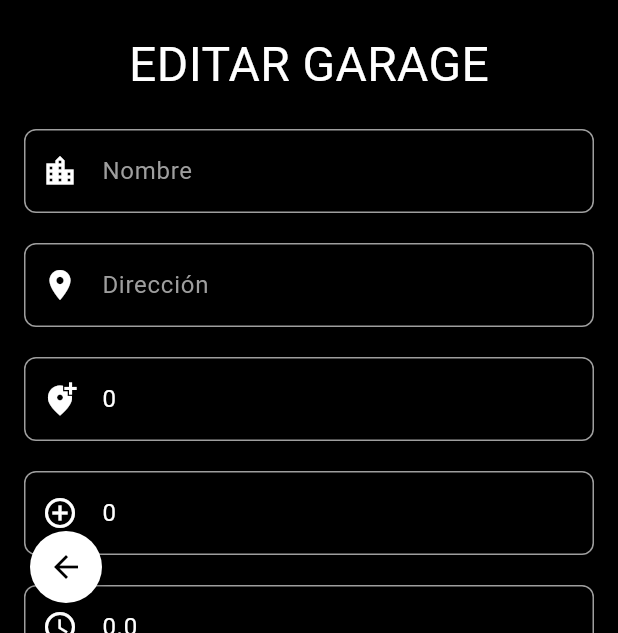
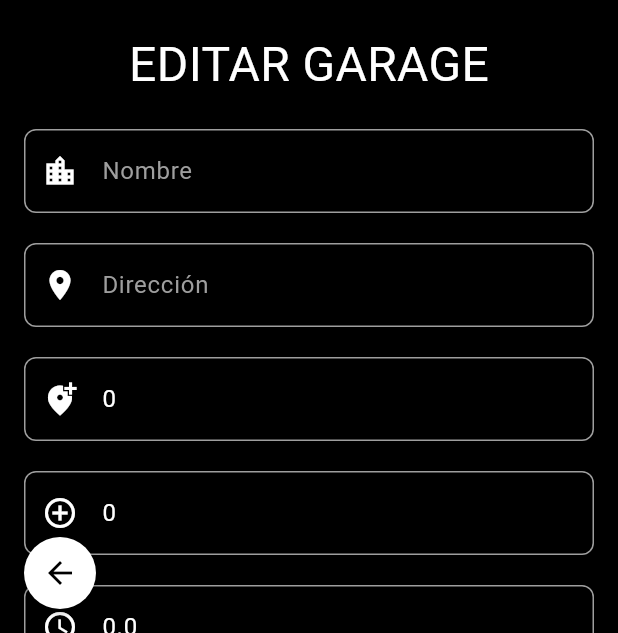
Before and after one commit to nitoxxic/e-garage-proveedor, a Flutter app: the EditarGarage screen opened directly with empty values, on a phone screen of 412 x 824 dp, the part 603-1236 px from its top. Run offline on Flutter 3.47's test engine with Material 3 defaults, Android fonts, the phone set to English and light mode, and no system bars; our stand-ins replace bloc, cloud_firestore, equatable, firebase_auth, firebase_core, firebase_messaging and 9 more; accounts and stored records are empty.

Commit message:
Arreglo ruteo

```diff
--- a/lib/core/router/app_router.dart
+++ b/lib/core/router/app_router.dart
@@ -4,6 +4,7 @@ import 'package:e_garage_proveedor/Test/RegistrarPagoEfectivo.dart';
 import 'package:e_garage_proveedor/core/Entities/Garage.dart';
 import 'package:e_garage_proveedor/screens/comentariosGarage.dart';
 import 'package:e_garage_proveedor/screens/recuperacionPassword.dart';
+import 'package:e_garage_proveedor/widgetsPersonalizados/agregarGarage.dart';
 import 'package:e_garage_proveedor/widgetsPersonalizados/detalleGarage.dart';
 import 'package:go_router/go_router.dart';
 import 'package:e_garage_proveedor/screens/EditarDatosAdmin.dart';
@@ -88,5 +89,10 @@ final GoRouter appRouter = GoRouter(
       builder: (context, state) => PasswordResetPage(),
       name: 'PasswordResetPage',
     ),
+    GoRoute(
+      path: '/agregar-garage',
+      builder: (context, state) => const AgregarGarage(),
+      name: 'AgregarGarage',
+    ),
   ],
 );
--- a/lib/screens/editarGarage.dart
+++ b/lib/screens/editarGarage.dart
@@ -5,6 +5,7 @@ import 'package:e_garage_proveedor/widgetsPersonalizados/detalleGarage.dart';
 import 'package:e_garage_proveedor/widgetsPersonalizados/input_text_login.dart';
 import 'package:e_garage_proveedor/widgetsPersonalizados/logo.dart';
 import 'package:flutter/material.dart';
+import 'package:go_router/go_router.dart';
 import 'package:http/http.dart' as http;
 import 'dart:convert';
 import 'package:latlong2/latlong.dart';
@@ -248,14 +249,27 @@ class _EditarGarageState extends State<EditarGarage> {
             ),
           ),
           Positioned(
-            bottom: 20,
-            left: 20,
-            child: BackButtonWidget(
-              onPressed: () {
-                Navigator.of(context).pop();
-              },
-            ),
-          ),
+              bottom: 16,
+              left: 16,
+              child: Container(
+                decoration: const BoxDecoration(
+                  color: Colors.white,
+                  shape: BoxShape.circle,
+                  boxShadow: [
+                    BoxShadow(
+                      color: Colors.black26,
+                      blurRadius: 4,
+                      offset: Offset(0, 2),
+                    ),
+                  ],
+                ),
+                child: IconButton(
+                  icon: const Icon(Icons.arrow_back, color: Colors.black),
+                  onPressed: () {
+                    context.pop();
+                  },
+                ),
+              )),
         ],
       ),
     );
```
Also changed, not shown: lib/screens/comentariosGarage.dart (+6 -5 lines), lib/widgetsPersonalizados/detalleReserva.dart (+10 -1 lines), lib/widgetsPersonalizados/ingresosGarage.dart (+23 -7 lines), lib/widgetsPersonalizados/listaReservas.dart (+7 -1 lines).
